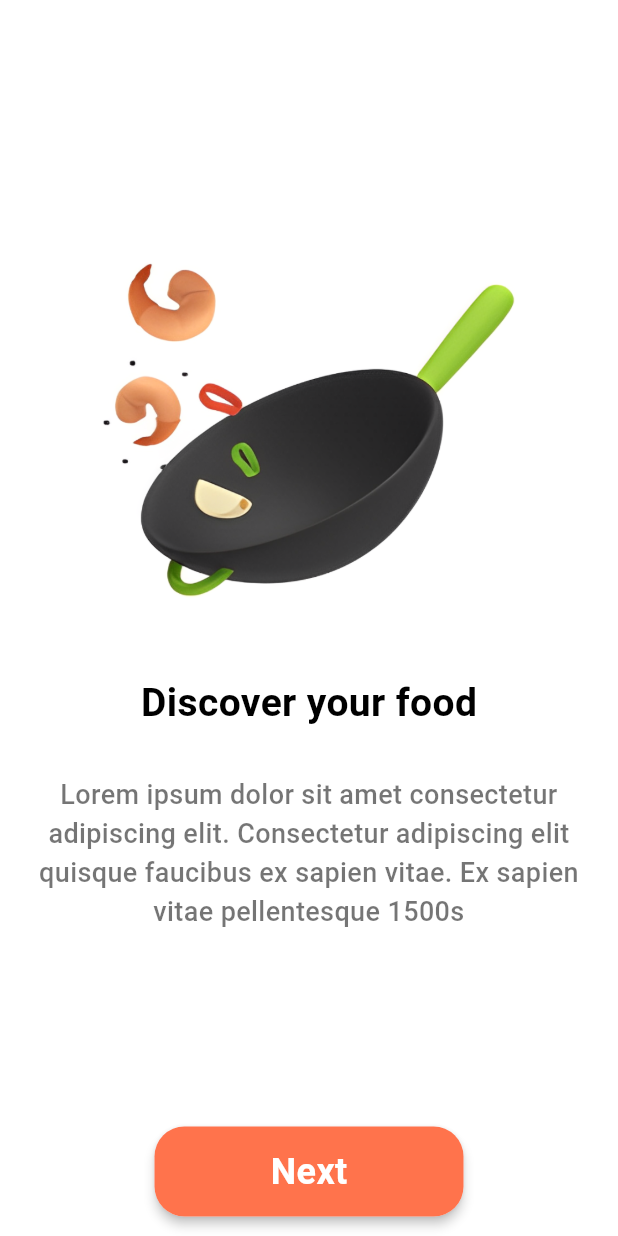
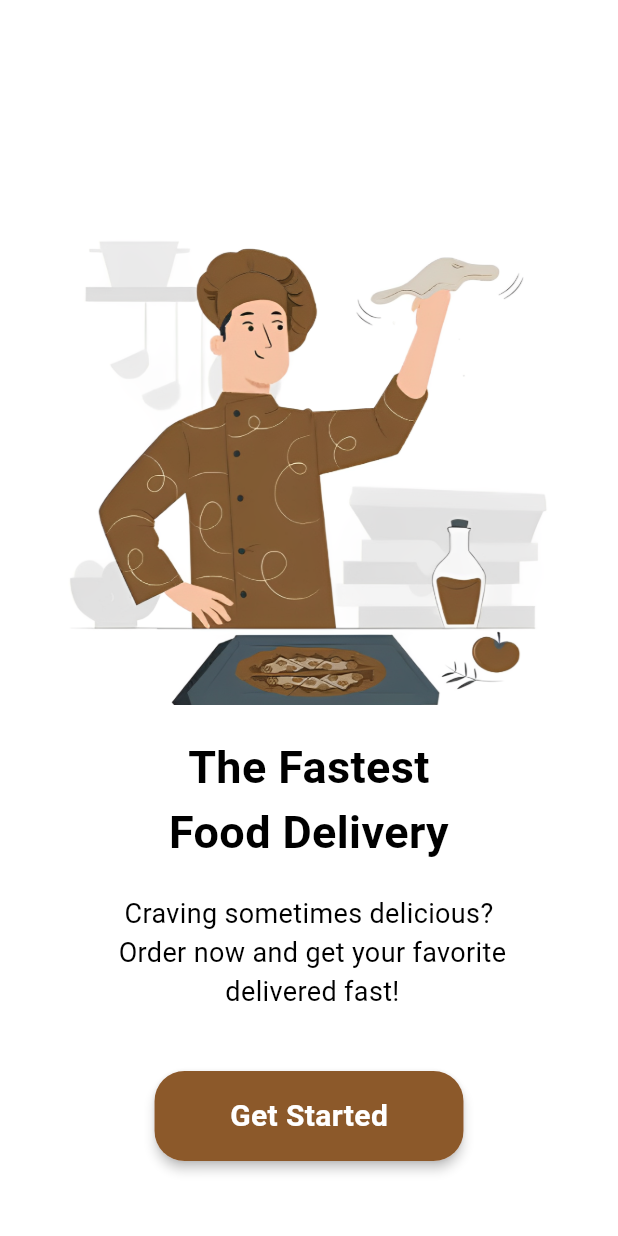
Before and after one commit to lustlee/food_delivery_app, a Flutter app: the Onboarding screen opened directly, on a phone screen of 412 x 824 dp. Run offline on Flutter 3.47's test engine with Material 3 defaults, Android fonts, the phone set to English and light mode, and no system bars; our stand-ins replace curved_navigation_bar.

Commit message:
добавил новые картинки и сделал редизайн страницы онБординга

```diff
--- a/lib/main.dart
+++ b/lib/main.dart
@@ -34,7 +34,7 @@ class MyApp extends StatelessWidget {
         // tested with just a hot reload.
         colorScheme: ColorScheme.fromSeed(seedColor: Colors.deepPurple),
       ),
-      home: BottomNav(),
+      home: Onboarding(),
     );
   }
 }
--- a/lib/pages/onboarding.dart
+++ b/lib/pages/onboarding.dart
@@ -1,4 +1,5 @@
 import 'package:flutter/material.dart';
+import 'package:food_delivery_app/service/widget_support.dart';
 
 class Onboarding extends StatefulWidget {
   const Onboarding({super.key});
@@ -19,35 +20,28 @@ class _OnboardingState extends State<Onboarding> {
               const SizedBox(height: 120),
               Center(
                 child: Image.asset(
-                  'assets/images/pan.png',
-                  height: 300,
-                  width: 300,
+                  'assets/images/onboard.png',
+                  height: 350,
+                  width: 350,
                   fit: BoxFit.cover,
                 ),
               ),
-              SizedBox(height: 30),
+              SizedBox(height: 20),
               Text(
-                'Discover your food',
-                style: TextStyle(
-                  color: Colors.black,
-                  fontSize: 26,
-                  fontWeight: FontWeight.bold,
-                ),
+                'The Fastest\nFood Delivery',
+                textAlign: TextAlign.center,
+                style: AppWidget.HeadlineTextFieldStyle(),
               ),
-              SizedBox(height: 30),
+              SizedBox(height: 20),
               Padding(
                 padding: const EdgeInsets.only(left: 20, right: 20),
                 child: Text(
-                  'Lorem ipsum dolor sit amet consectetur adipiscing elit. Consectetur adipiscing elit quisque faucibus ex sapien vitae. Ex sapien vitae pellentesque 1500s',
+                  'Craving sometimes delicious?\n Order now and get your favorite\n delivered fast!',
                   textAlign: TextAlign.center,
-                  style: TextStyle(
-                    color: Colors.black54,
-                    fontSize: 18,
-                    fontWeight: FontWeight.w500,
-                  ),
+                  style: AppWidget.SimpleTextFieldStyle(),
                 ),
               ),
-              SizedBox(height: 130),
+              SizedBox(height: 40),
               Material(
                 elevation: 3.0,
                 borderRadius: BorderRadius.circular(20),
@@ -55,15 +49,15 @@ class _OnboardingState extends State<Onboarding> {
                   height: 60,
                   width: MediaQuery.of(context).size.width / 2,
                   decoration: BoxDecoration(
-                    color: Color(0xffff734c),
+                    color: Color(0xff8c592a),
                     borderRadius: BorderRadius.circular(20),
                   ),
                   child: Center(
                     child: Text(
-                      'Next',
+                      'Get Started',
                       style: TextStyle(
                         color: Colors.white,
-                        fontSize: 24,
+                        fontSize: 20,
                         fontWeight: FontWeight.bold,
                       ),
                     ),
--- /dev/null
+++ b/lib/service/widget_support.dart
@@ -0,0 +1,15 @@
+import 'package:flutter/material.dart';
+
+class AppWidget {
+  static TextStyle HeadlineTextFieldStyle() {
+    return TextStyle(
+      color: Colors.black,
+      fontSize: 30,
+      fontWeight: FontWeight.bold,
+    );
+  }
+
+  static TextStyle SimpleTextFieldStyle() {
+    return TextStyle(color: Colors.black, fontSize: 18);
+  }
+}
```
Also changed, not shown: assets/images/burger1.png (added), assets/images/burger2.png (added), assets/images/chinese.png (added), assets/images/delivery-man.png (added), assets/images/logo.png (added), assets/images/onboard.png (added), assets/images/pan.png, assets/images/pizza.png, assets/images/pizza1.png (added), assets/images/pizza3.png (added), assets/images/pizza4.png (added), assets/images/tacos.png (added), assets/images/team.png (added), assets/images/wallet.png (added), 1 other file.
